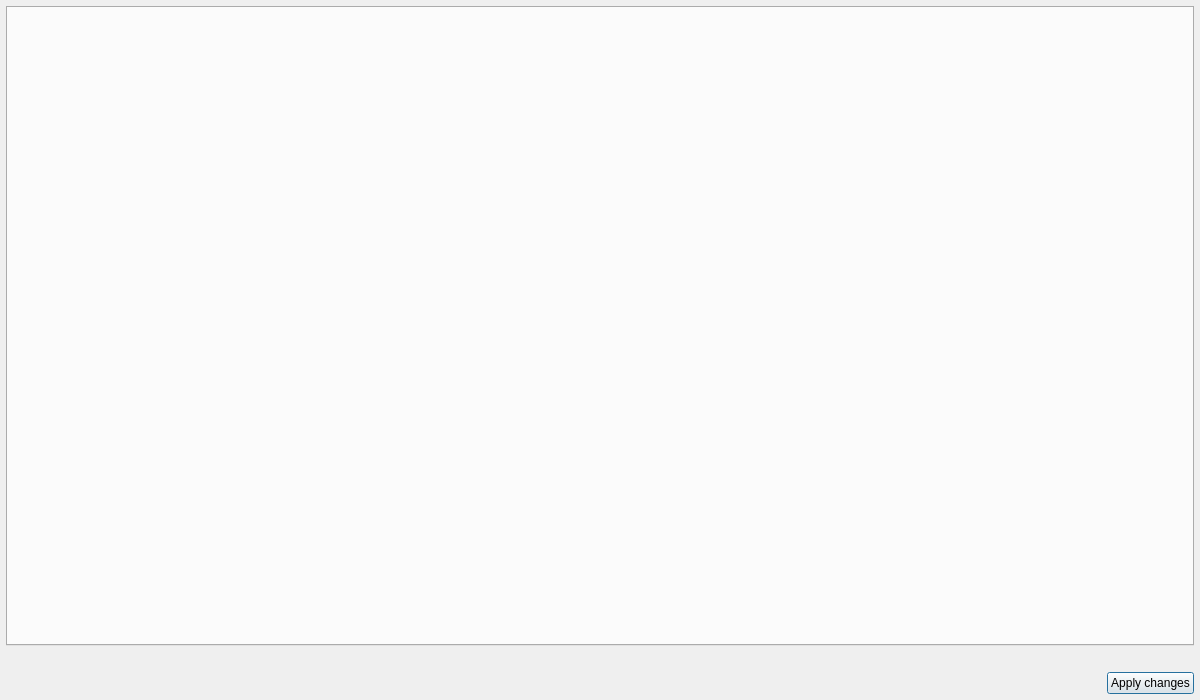
The window that src/VeraGrid/Gui/DynamicModelEditor/dynamic_block_properties.ui (JordiBejarUPC/veragrid-hvdc-bipolar-pfc) describes before a commit, drawn with Qt 5.
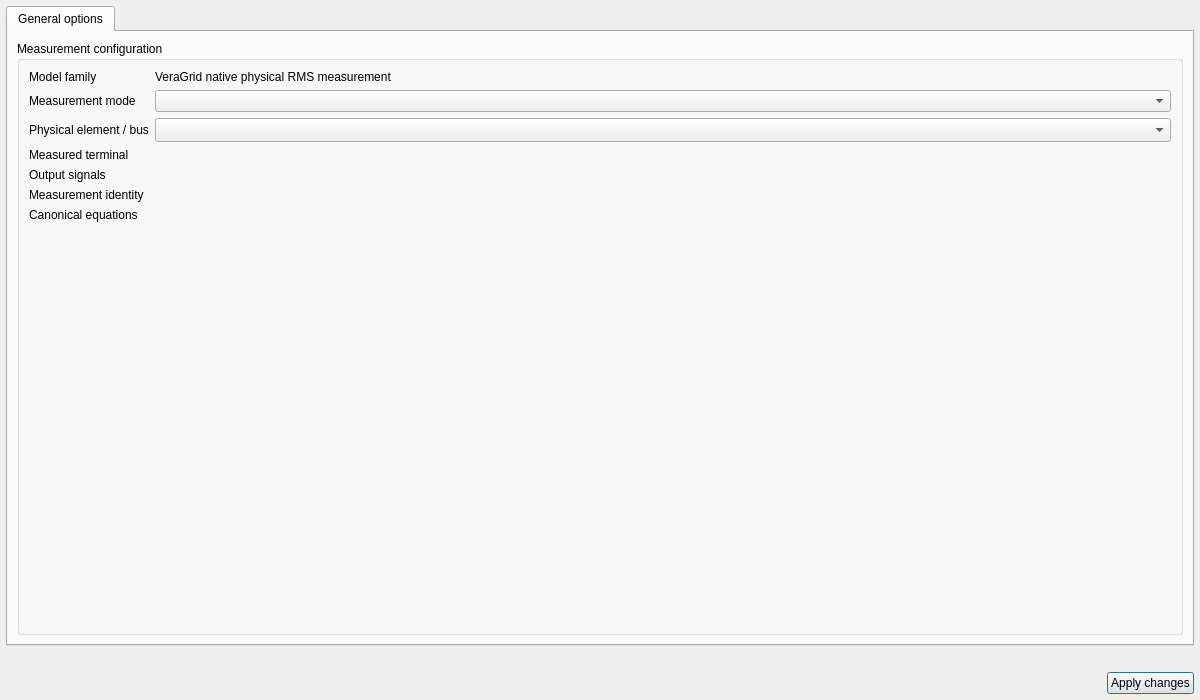
The same window after the commit. Icons and pictures are not drawn.

Commit message: Complete editable native RMS measurements

What changed in the file:
```diff
--- a/src/VeraGrid/Gui/DynamicModelEditor/dynamic_block_properties.ui
+++ b/src/VeraGrid/Gui/DynamicModelEditor/dynamic_block_properties.ui
@@ -31,6 +31,128 @@
      <property name="currentIndex">
       <number>-1</number>
      </property>
+     <widget class="QWidget" name="general_page">
+      <attribute name="title">
+       <string>General options</string>
+      </attribute>
+      <layout class="QVBoxLayout" name="general_page_layout">
+       <item>
+        <widget class="QGroupBox" name="measurement_configuration_group">
+         <property name="title">
+          <string>Measurement configuration</string>
+         </property>
+         <layout class="QFormLayout" name="measurement_configuration_layout">
+          <item row="0" column="0">
+           <widget class="QLabel" name="measurement_family_caption">
+            <property name="text">
+             <string>Model family</string>
+            </property>
+           </widget>
+          </item>
+          <item row="0" column="1">
+           <widget class="QLabel" name="measurement_family_value">
+            <property name="text">
+             <string>VeraGrid native physical RMS measurement</string>
+            </property>
+           </widget>
+          </item>
+          <item row="1" column="0">
+           <widget class="QLabel" name="measurement_mode_caption">
+            <property name="text">
+             <string>Measurement mode</string>
+            </property>
+           </widget>
+          </item>
+          <item row="1" column="1">
+           <widget class="QComboBox" name="measurement_mode_combo"/>
+          </item>
+          <item row="2" column="0">
+           <widget class="QLabel" name="measurement_target_caption">
+            <property name="text">
+             <string>Physical element / bus</string>
+            </property>
+           </widget>
+          </item>
+          <item row="2" column="1">
+           <widget class="QComboBox" name="measurement_target_combo">
+            <property name="sizeAdjustPolicy">
+             <enum>QComboBox::SizeAdjustPolicy::AdjustToMinimumContentsLengthWithIcon</enum>
+            </property>
+            <property name="minimumContentsLength">
+             <number>36</number>
+            </property>
+           </widget>
+          </item>
+          <item row="3" column="0">
+           <widget class="QLabel" name="measurement_terminal_caption">
+            <property name="text">
+             <string>Measured terminal</string>
+            </property>
+           </widget>
+          </item>
+          <item row="3" column="1">
+           <widget class="QLabel" name="measurement_terminal_value">
+            <property name="text">
+             <string/>
+            </property>
+           </widget>
+          </item>
+          <item row="4" column="0">
+           <widget class="QLabel" name="measurement_signals_caption">
+            <property name="text">
+             <string>Output signals</string>
+            </property>
+           </widget>
+          </item>
+          <item row="4" column="1">
+           <widget class="QLabel" name="measurement_signals_value">
+            <property name="text">
+             <string/>
+            </property>
+            <property name="textInteractionFlags">
+             <set>Qt::TextInteractionFlag::TextSelectableByMouse</set>
+            </property>
+            <property name="wordWrap">
+             <bool>true</bool>
+            </property>
+           </widget>
+          </item>
+          <item row="5" column="0">
+           <widget class="QLabel" name="measurement_identity_caption">
+            <property name="text">
+             <string>Measurement identity</string>
+            </property>
+           </widget>
+          </item>
+          <item row="5" column="1">
+           <widget class="QLabel" name="measurement_identity_value">
+            <property name="text">
+             <string/>
+            </property>
+            <property name="textInteractionFlags">
+             <set>Qt::TextInteractionFlag::TextSelectableByMouse</set>
+            </property>
+           </widget>
+          </item>
+          <item row="6" column="0">
+           <widget class="QLabel" name="measurement_equations_caption">
+            <property name="text">
+             <string>Canonical equations</string>
+            </property>
+           </widget>
+          </item>
+          <item row="6" column="1">
+           <widget class="QLabel" name="measurement_equations_value">
+            <property name="text">
+             <string/>
+            </property>
+           </widget>
+          </item>
+         </layout>
+        </widget>
+       </item>
+      </layout>
+     </widget>
     </widget>
    </item>
    <item>
```
Left out of the diff: 2 changed lines with no effect on the pictures. The commit also changes 8 other files.
